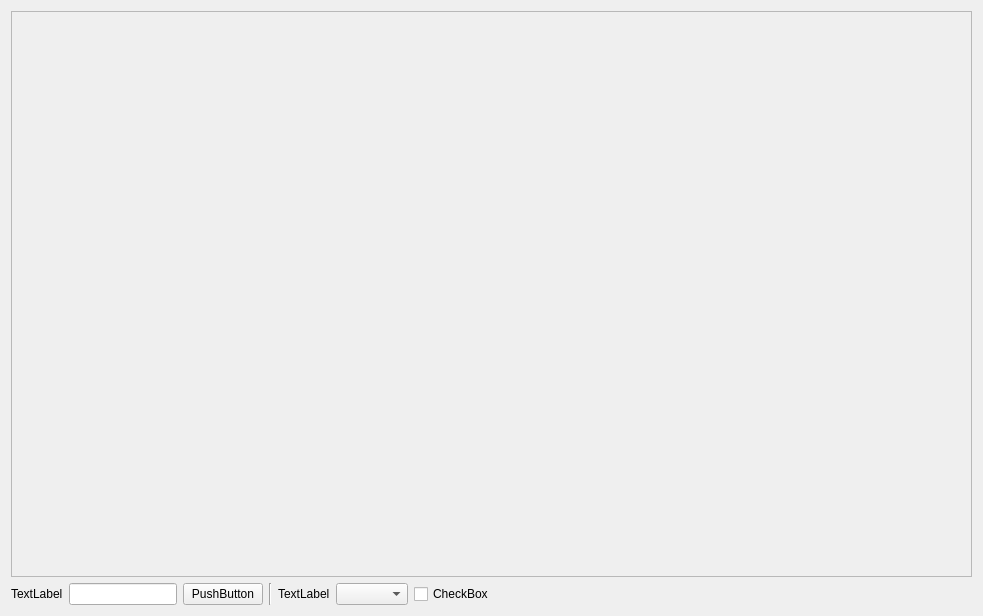
Qt form src/modbus/common/SAKModbusCommonReigsterView.ui (x-tools-author/x-tools) before a commit.
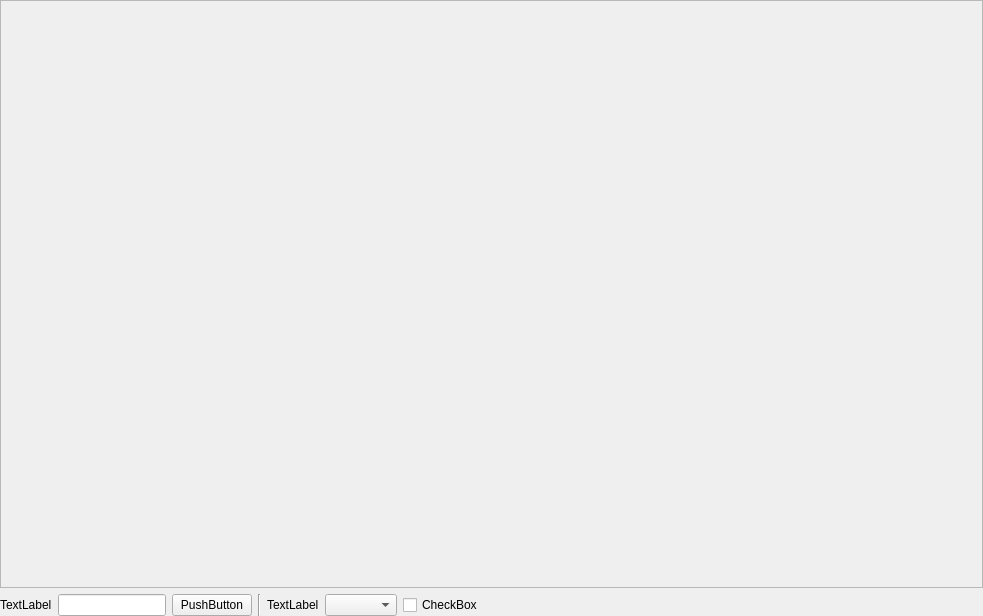
The same form after that commit.

Commit message: set margine to 0

Diff of the .ui file:
```diff
--- a/src/modbus/common/SAKModbusCommonReigsterView.ui
+++ b/src/modbus/common/SAKModbusCommonReigsterView.ui
@@ -14,6 +14,18 @@
    <string>Form</string>
   </property>
   <layout class="QGridLayout" name="gridLayout">
+   <property name="leftMargin">
+    <number>0</number>
+   </property>
+   <property name="topMargin">
+    <number>0</number>
+   </property>
+   <property name="rightMargin">
+    <number>0</number>
+   </property>
+   <property name="bottomMargin">
+    <number>0</number>
+   </property>
    <item row="1" column="0">
     <widget class="QLabel" name="label">
      <property name="text">
@@ -61,8 +73,8 @@
        <rect>
         <x>0</x>
         <y>0</y>
-        <width>963</width>
-        <height>567</height>
+        <width>981</width>
+        <height>585</height>
        </rect>
       </property>
      </widget>
```
